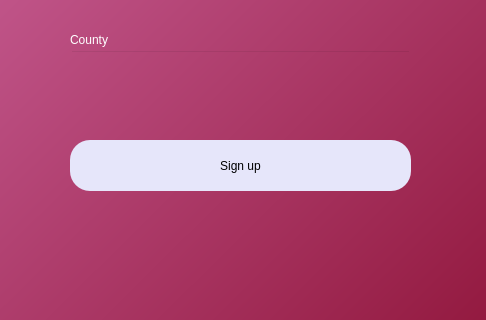
First picture: the form in address.ui, repository AnshulS853/Coursework_Prototype, before the edit; both pictures show x 0 to 486 and y 480 to 800 of the 486 by 800 pixel window.
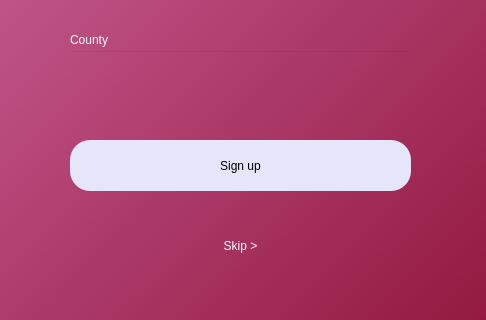
Second picture: the form after the edit.

```diff
--- a/address.ui
+++ b/address.ui
@@ -353,6 +353,23 @@
      <string>&lt; Back</string>
     </property>
    </widget>
+   <widget class="QPushButton" name="skiptomenu">
+    <property name="geometry">
+     <rect>
+      <x>200</x>
+      <y>680</y>
+      <width>81</width>
+      <height>91</height>
+     </rect>
+    </property>
+    <property name="styleSheet">
+     <string notr="true">border-radius:20px;
+font: 14pt &quot;MS Shell Dlg 2&quot;; color:rgb(255, 255, 255)</string>
+    </property>
+    <property name="text">
+     <string>Skip &gt;</string>
+    </property>
+   </widget>
   </widget>
  </widget>
  <tabstops>
```
